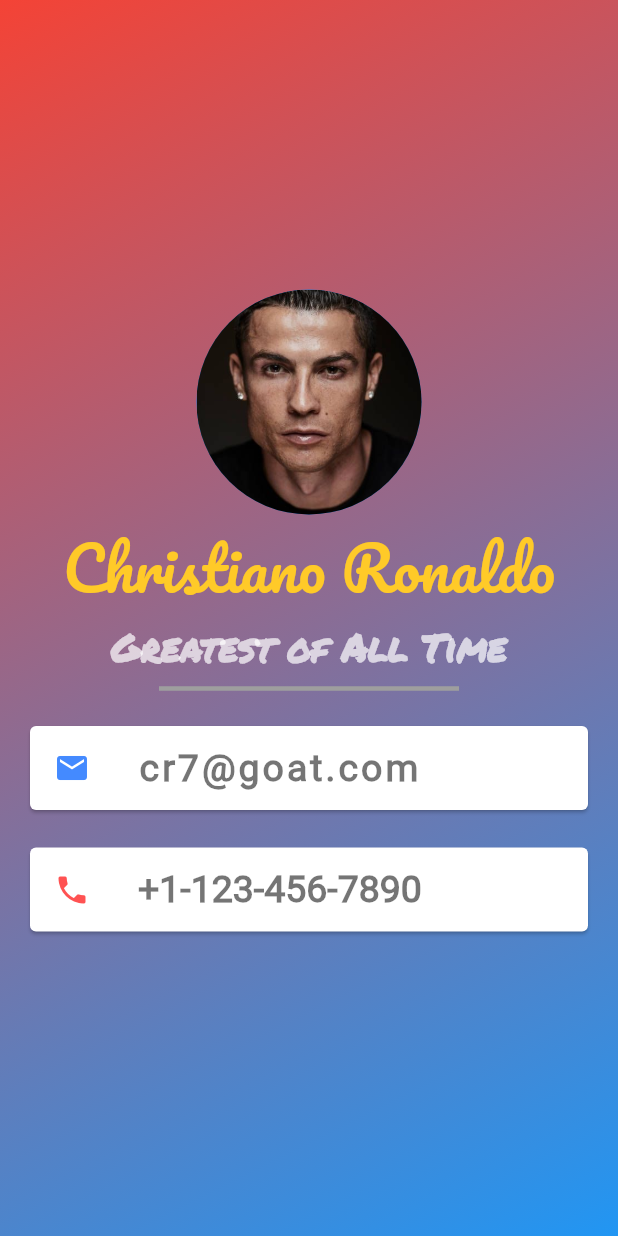
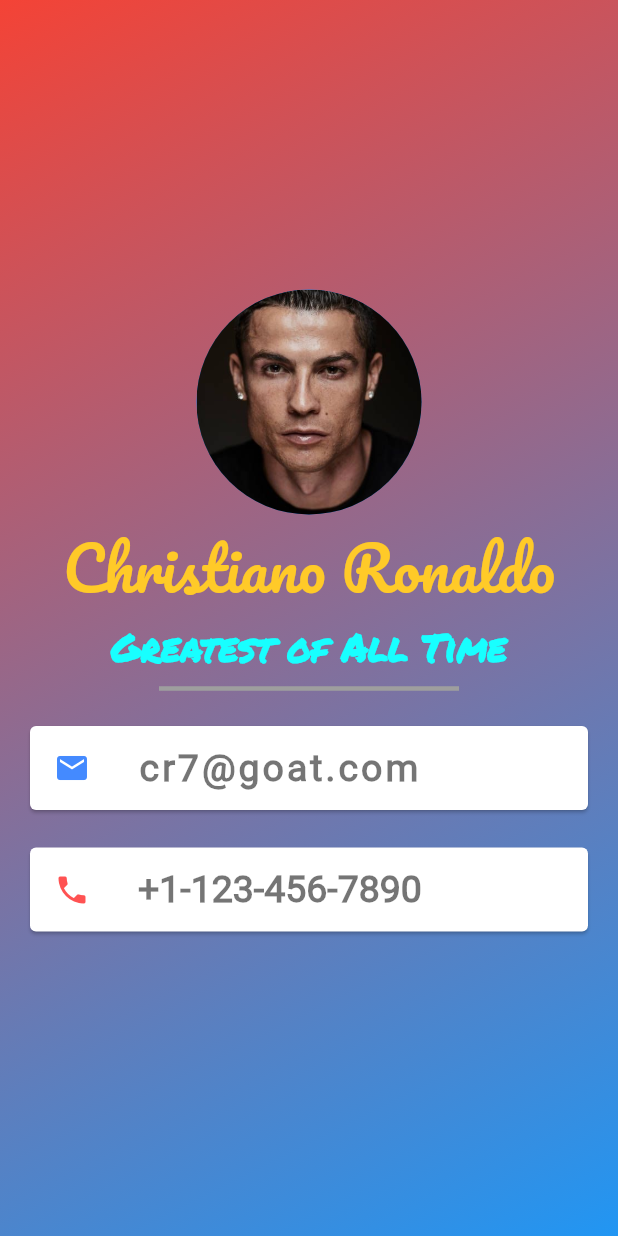
Before and after one commit to bharrath22/business_card, a Flutter app: the screen it shows after launch, on a phone screen of 412 x 824 dp. Run offline on Flutter 3.47's test engine with Material 2 defaults, Android fonts, the phone set to English and light mode, and no system bars.

Commit message:
Final Commit: Business Card

```diff
--- a/lib/main.dart
+++ b/lib/main.dart
@@ -39,7 +39,7 @@ class MyApp extends StatelessWidget {
                         fontFamily: 'Permanent_Marker',
                         fontWeight: FontWeight.bold,
                         fontSize: 25,
-                        color: Colors.white70),
+                        color: Colors.cyanAccent),
                   ),
                   SizedBox(
                     height: 20,
```
